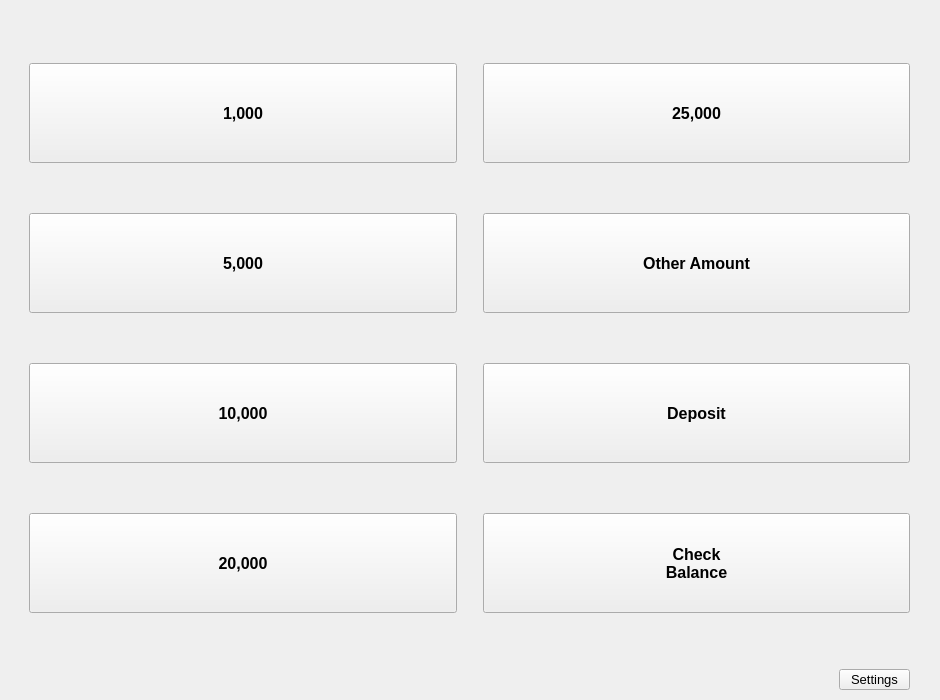
Before: the Qt Designer form mainwindow.ui in ItsAhadun/ATM, drawn with Qt 5.
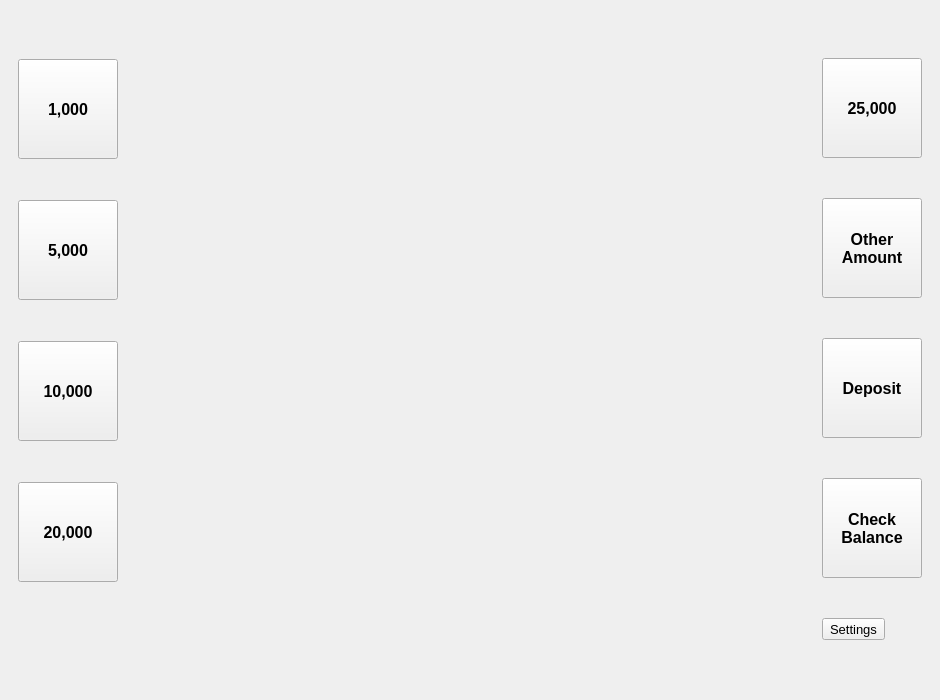
After: the same form once the commit is applied. The open tabs and pages were chosen to show the change.

```diff
--- a/mainwindow.ui
+++ b/mainwindow.ui
@@ -30,12 +30,15 @@
     <item>
      <widget class="QStackedWidget" name="stackedWidget">
       <property name="currentIndex">
-       <number>3</number>
+       <number>4</number>
       </property>
       <widget class="QWidget" name="login_Page">
        <layout class="QHBoxLayout" name="horizontalLayout_3">
         <item>
-         <layout class="QVBoxLayout" name="verticalLayout_4">
+         <layout class="QVBoxLayout" name="verticalLayout_4" stretch="1,1,1,1,1">
+          <property name="spacing">
+           <number>0</number>
+          </property>
           <item>
            <widget class="QLabel" name="label">
             <property name="minimumSize">
@@ -50,6 +53,12 @@
               <height>100</height>
              </size>
             </property>
+            <property name="font">
+             <font>
+              <pointsize>30</pointsize>
+              <bold>true</bold>
+             </font>
+            </property>
             <property name="styleSheet">
              <string notr="true">Qlabel{
 font-size:75px;
@@ -196,8 +205,14 @@
             </widget>
            </widget>
           </item>
-          <item>
+          <item alignment="">
            <widget class="QPushButton" name="login_button">
+            <property name="sizePolicy">
+             <sizepolicy hsizetype="Minimum" vsizetype="Minimum">
+              <horstretch>0</horstretch>
+              <verstretch>0</verstretch>
+             </sizepolicy>
+            </property>
             <property name="maximumSize">
              <size>
               <width>200</width>
@@ -216,8 +231,14 @@
             </property>
            </widget>
           </item>
-          <item>
+          <item alignment="">
            <widget class="QPushButton" name="createAccount_Button">
+            <property name="sizePolicy">
+             <sizepolicy hsizetype="Minimum" vsizetype="Minimum">
+              <horstretch>0</horstretch>
+              <verstretch>0</verstretch>
+             </sizepolicy>
+            </property>
             <property name="maximumSize">
              <size>
               <width>200</width>
@@ -399,18 +420,12 @@
        </widget>
       </widget>
       <widget class="QWidget" name="dashboard_Page">
-       <widget class="QWidget" name="horizontalLayoutWidget_2">
-        <property name="geometry">
-         <rect>
-          <x>20</x>
-          <y>10</y>
-          <width>881</width>
-          <height>641</height>
-         </rect>
-        </property>
-        <layout class="QHBoxLayout" name="horizontalLayout_5">
+       <layout class="QHBoxLayout" name="horizontalLayout_2">
          <item>
           <layout class="QVBoxLayout" name="verticalLayout_6">
+          <property name="spacing">
+           <number>0</number>
+          </property>
            <item>
             <widget class="QPushButton" name="amount1000_Button">
              <property name="minimumSize">
@@ -487,23 +502,39 @@
              </property>
             </widget>
            </item>
+          <item>
+           <widget class="QLabel" name="label_2">
+            <property name="sizePolicy">
+             <sizepolicy hsizetype="Fixed" vsizetype="Maximum">
+              <horstretch>0</horstretch>
+              <verstretch>0</verstretch>
+             </sizepolicy>
+            </property>
+            <property name="text">
+             <string/>
+            </property>
+           </widget>
+          </item>
           </layout>
          </item>
          <item>
-          <spacer name="verticalSpacer">
+         <spacer name="horizontalSpacer_3">
            <property name="orientation">
-            <enum>Qt::Orientation::Vertical</enum>
+           <enum>Qt::Orientation::Horizontal</enum>
            </property>
            <property name="sizeHint" stdset="0">
             <size>
-             <width>20</width>
-             <height>40</height>
+            <width>695</width>
+            <height>20</height>
             </size>
            </property>
           </spacer>
          </item>
          <item>
           <layout class="QVBoxLayout" name="verticalLayout_7">
+          <property name="spacing">
+           <number>0</number>
+          </property>
            <item>
             <widget class="QPushButton" name="amount25000_Button">
              <property name="minimumSize">
@@ -538,7 +569,8 @@
               </font>
              </property>
              <property name="text">
-              <string>Other Amount</string>
+             <string>Other
+Amount</string>
              </property>
             </widget>
            </item>
@@ -581,19 +613,8 @@
              </property>
             </widget>
            </item>
-          </layout>
-         </item>
-        </layout>
-       </widget>
+          <item alignment="">
        <widget class="QToolButton" name="settings_Button">
-        <property name="geometry">
-         <rect>
-          <x>830</x>
-          <y>660</y>
-          <width>71</width>
-          <height>21</height>
-         </rect>
-        </property>
         <property name="minimumSize">
          <size>
           <width>0</width>
@@ -609,6 +630,10 @@
          <string>Settings</string>
         </property>
        </widget>
+          </item>
+         </layout>
+        </item>
+       </layout>
       </widget>
       <widget class="QWidget" name="createUser_Page">
        <widget class="QWidget" name="verticalLayoutWidget">
@@ -621,6 +646,9 @@
          </rect>
         </property>
         <layout class="QVBoxLayout" name="verticalLayout_2">
+         <property name="spacing">
+          <number>1</number>
+         </property>
          <property name="leftMargin">
           <number>5</number>
          </property>
```
Lines whose indentation alone changed are shown as unchanged.
